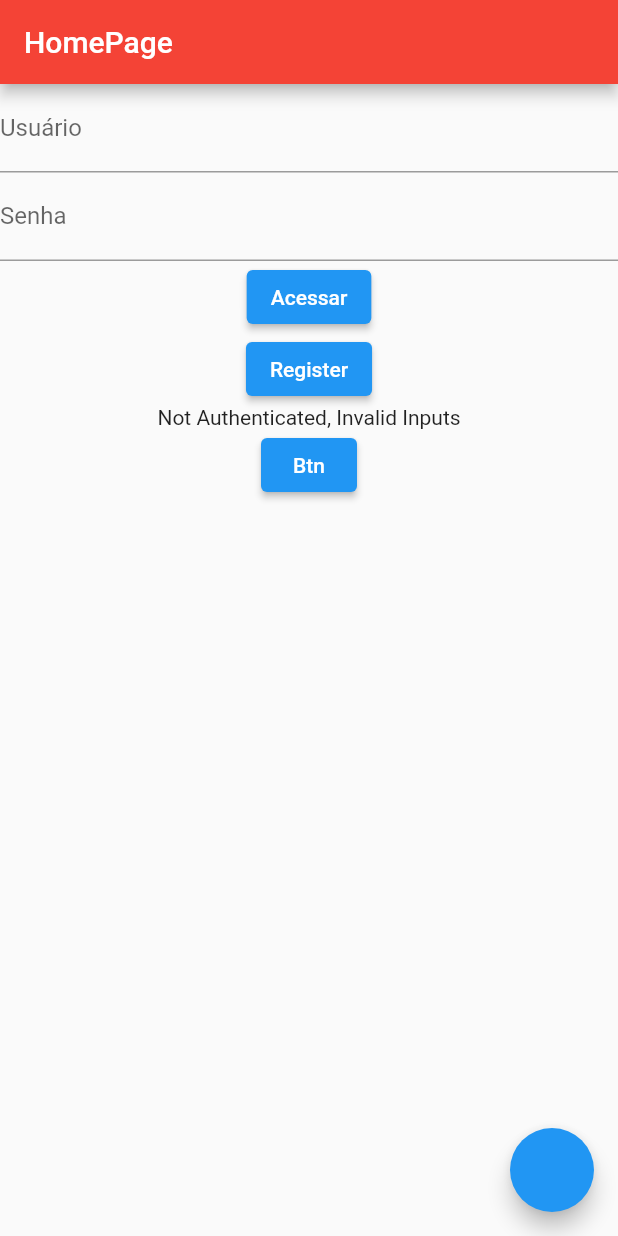
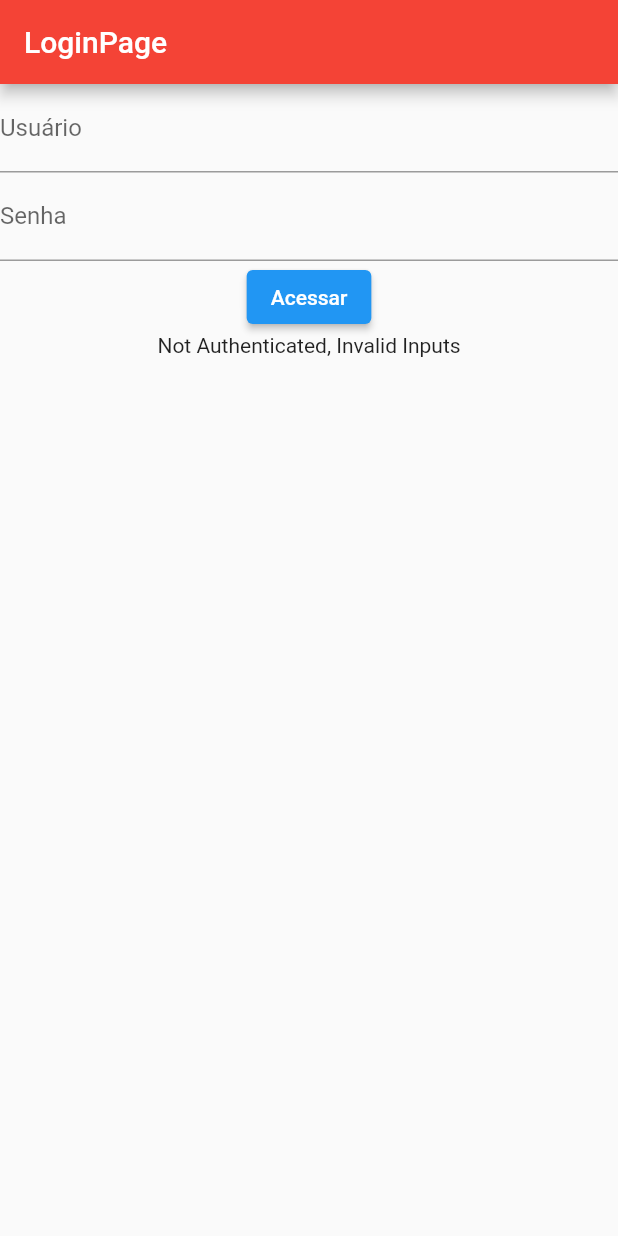
Before and after one commit to EvertonLimaInovacaointeligentes/flutter_firebase, a Flutter app: the screen it shows after launch, after a tap on "Acessar", on a phone screen of 412 x 824 dp. Run offline on Flutter 3.47's test engine with Material 2 defaults, Android fonts, the phone set to English and light mode, and no system bars; our stand-ins replace firebase_auth, firebase_core, firebase_crashlytics, firebase_messaging, firebase_remote_config, flutter_local_notifications; accounts and stored records are empty.

Commit message:
adição pagina de login

```diff
--- a/lib/main.dart
+++ b/lib/main.dart
@@ -4,6 +4,7 @@ import 'package:firebase_core/firebase_core.dart';
 import 'package:firebase_crashlytics/firebase_crashlytics.dart';
 import 'package:firebase_project/firebase_messaging/custom_firebase_messaging.dart';
 import 'package:firebase_project/pages/home.dart';
+import 'package:firebase_project/pages/login.dart';
 import 'package:firebase_project/remote_config/custom_remote_config.dart';
 import 'package:flutter/material.dart';
 
@@ -17,7 +18,7 @@ void main() async {
     await CustomFirebaseMessaging().inicialize(
       callback: () => CustomRemoteConfig().forceFetch(),
     );
-    //await CustomFirebaseMessaging().getTokenFirebase();
+    await CustomFirebaseMessaging().getTokenFirebase();
     //FirebaseCrashlytics.instance.crash();
     FlutterError.onError= FirebaseCrashlytics.instance.recordFlutterError;
     runApp(const MyApp());
@@ -35,8 +36,9 @@ class MyApp extends StatelessWidget {
       theme: ThemeData(
         primarySwatch: Colors.blue,
       ),
-      initialRoute: '/home',
+      initialRoute: '/login',
       routes: {
+        '/login':(_) => const Login(title: 'LoginPage'),
         '/home': (_) => const Home(title: 'HomePage'),
         '/virtual': (_) => Scaffold(
               appBar: AppBar(
--- a/lib/pages/home.dart
+++ b/lib/pages/home.dart
@@ -34,35 +34,9 @@ class _HomeState extends State<Home> {
       ),
       body: SafeArea(
         child: Column(
-          verticalDirection: VerticalDirection.down,
+          crossAxisAlignment: CrossAxisAlignment.end,
+          mainAxisAlignment: MainAxisAlignment.center,
           children: [
-            TextFormField(
-              controller: controllerUser,
-              decoration: const InputDecoration(
-                label: Text('Usuário'),
-              ),
-            ),
-            TextFormField(
-              controller: controllerPass,
-              decoration: const InputDecoration(
-                label: Text('Senha'),
-              ),
-            ),
-            ElevatedButton(
-              onPressed: () async {
-                String user = controllerUser.text;
-                String pass = controllerPass.text;
-
-                var result = await _auth.login(user, pass);
-                if (result.isSuccess) {
-                  setState(() => erroMsg = null);
-                  print('Sucess Login');
-                } else {
-                  setState(() => erroMsg = result.msgError);
-                }
-              },
-              child: const Text('Acessar'),
-            ),
             ElevatedButton(
               onPressed: () async {
                 String user = controllerUser.text;
@@ -72,13 +46,12 @@ class _HomeState extends State<Home> {
                 if (result.isSuccess) {
                   setState(() => erroMsg = null);
                   print('Sucess Register');
-                } else{
-                  setState(() =>erroMsg = result.msgError);
+                } else {
+                  setState(() => erroMsg = result.msgError);
                 }
               },
               child: const Text('Register'),
             ),
-            if(erroMsg !=null) Text(erroMsg!),
             ElevatedButton(
               onPressed: () {
                 FirebaseCrashlytics.instance
@@ -90,11 +63,14 @@ class _HomeState extends State<Home> {
             CustomVisibleRCWidget(
               rmKey: 'RC',
               defaultValue: CustomRemoteConfig()
-                  .getValueOrDefault(key: 'NewHome', defaultValue: false),
-              child: Container(
-                height: 100,
-                width: 100,
-                color: Colors.blue,
+                  .getValueOrDefault(key: 'RC', defaultValue: false),
+              child: Padding(
+                padding: const EdgeInsets.symmetric(horizontal: 8),
+                child: Container(
+                  height: 100,
+                  width: 100,
+                  color: Colors.blue,
+                ),
               ),
             ),
           ],
--- /dev/null
+++ b/lib/pages/login.dart
@@ -0,0 +1,70 @@
+import 'package:firebase_crashlytics/firebase_crashlytics.dart';
+import 'package:firebase_project/firebase_auth/auth_interface.dart';
+import 'package:firebase_project/firebase_auth/custom_firebase_auth.dart';
+import 'package:firebase_project/remote_config/custom_remote_config.dart';
+import 'package:firebase_project/remote_config/custom_visible_rc_widget.dart';
+import 'package:flutter/material.dart';
+
+class Login extends StatefulWidget {
+  final String title;
+  const Login({Key? key,required this.title}) : super(key: key);
+
+  @override
+  _LoginState createState() => _LoginState();
+}
+
+class _LoginState extends State<Login> {
+  final AuthInterface _auth = CustomFirebaseAuth();
+  var controllerUser = TextEditingController();
+  var controllerPass = TextEditingController();
+
+  String? erroMsg;
+  @override
+  Widget build(BuildContext context) {
+    return Scaffold(
+      appBar: AppBar(
+        title: Text(widget.title),
+        backgroundColor: CustomRemoteConfig()
+            .getValueOrDefault(key: 'NewHome', defaultValue: false)
+            ? Colors.greenAccent
+            : Colors.red,
+      ),
+      body: SafeArea(
+        child: Column(
+          verticalDirection: VerticalDirection.down,
+          children: [
+            TextFormField(
+              controller: controllerUser,
+              decoration: const InputDecoration(
+                label: Text('Usuário'),
+              ),
+            ),
+            TextFormField(
+              controller: controllerPass,
+              decoration: const InputDecoration(
+                label: Text('Senha'),
+              ),
+            ),
+            ElevatedButton(
+              onPressed: () async {
+                String user = controllerUser.text;
+                String pass = controllerPass.text;
+
+                var result = await _auth.login(user, pass);
+                if (result.isSuccess) {
+                  setState(() => erroMsg = null);
+                  print('Sucess Login');
+                  Navigator.of(context).pushReplacementNamed('/home');
+                } else {
+                  setState(() => erroMsg = result.msgError);
+                }
+              },
+              child: const Text('Acessar'),
+            ),
+            if(erroMsg !=null) Text(erroMsg!),
+          ],
+        ),
+      ),
+    );
+  }
+}
```
